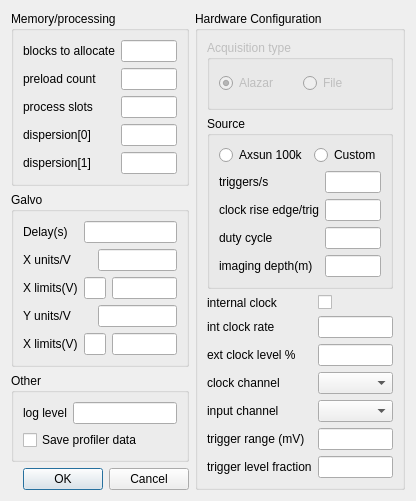
Above: VtxEngineParamsDialog.ui from djsperka/vortup before the change. Below: the same form after it.
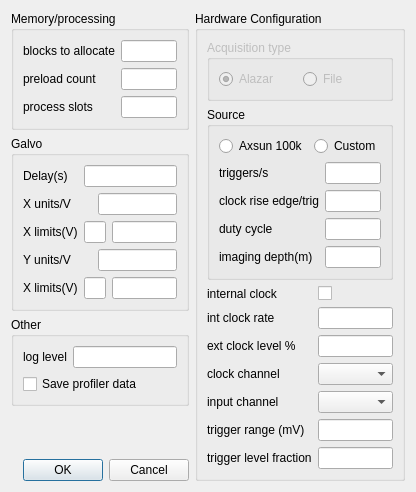
That is the form after the change.

Commit message: Dispersion moved to main dialog. Spinbox implemented for dispersion values.

What changed in the file:
```diff
--- a/VtxEngineParamsDialog.ui
+++ b/VtxEngineParamsDialog.ui
@@ -52,26 +52,6 @@
         <item row="2" column="1">
          <widget class="QLineEdit" name="lineEditProcessSlots"/>
         </item>
-        <item row="3" column="0">
-         <widget class="QLabel" name="label_26">
-          <property name="text">
-           <string>dispersion[0]</string>
-          </property>
-         </widget>
-        </item>
-        <item row="3" column="1">
-         <widget class="QLineEdit" name="lineEditDispersion0"/>
-        </item>
-        <item row="4" column="0">
-         <widget class="QLabel" name="label_27">
-          <property name="text">
-           <string>dispersion[1]</string>
-          </property>
-         </widget>
-        </item>
-        <item row="4" column="1">
-         <widget class="QLineEdit" name="lineEditDispersion1"/>
-        </item>
        </layout>
       </widget>
      </item>
```
The commit also changes 12 other files.
